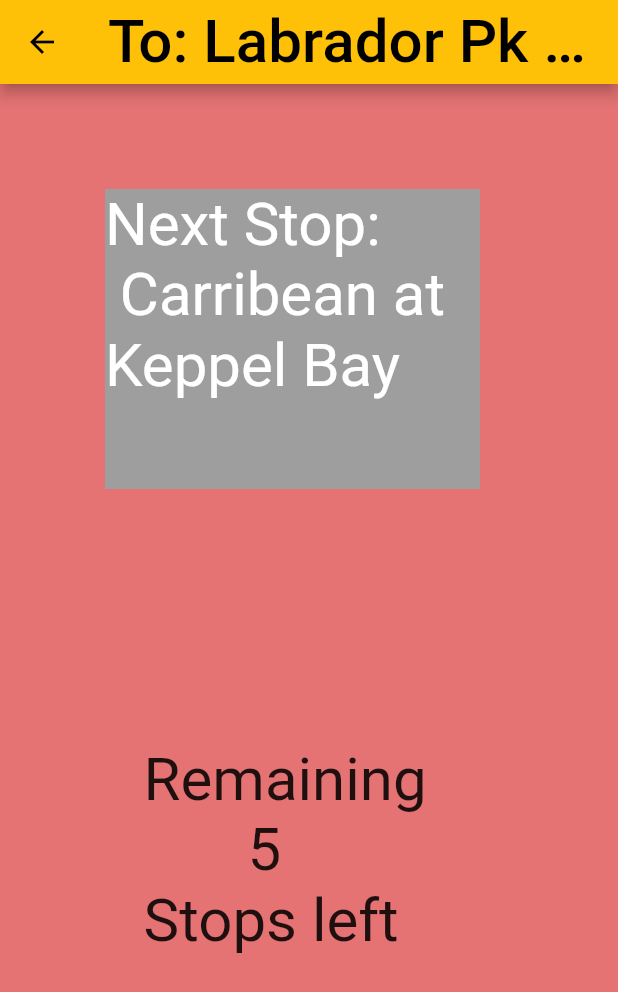
After one commit to yvette1/GI-G7-123, a Flutter app: the Onboard screen opened directly, on a phone screen of 412 x 824 dp. The commit adds this screen. Shown: the top 992 px of the screen. Run offline on Flutter 3.47's test engine with Material 2 defaults, Android fonts, the phone set to English and light mode, and no system bars.

Commit message:
Add files via upload

```diff
--- /dev/null
+++ b/lib/onboard.dart
@@ -0,0 +1,54 @@
+import 'package:flutter/material.dart';
+import 'alight.dart';
+class Onboard extends StatefulWidget {
+  const Onboard({super.key});
+
+  @override
+  State<Onboard> createState() => _OnboardState();
+}
+
+class _OnboardState extends State<Onboard> {
+  @override
+  Widget build(BuildContext context) {
+
+      return Scaffold(
+        backgroundColor: Colors.red[300],
+        appBar: AppBar(title: const Text(
+          'To: Labrador Pk Stn', style: TextStyle(fontSize: 40),)),
+        body: Column(
+            children: <Widget>[
+              Padding(
+                padding: const EdgeInsets.all(70.0),
+                child: Container(
+                    height:200,
+                    width:250,
+                    color:Colors.grey,
+                    child:Text(    "Next Stop: \n Carribean at Keppel Bay",style: TextStyle(color:Colors.white,fontSize: 40))
+                ),
+              ),
+              SizedBox(
+                height:30,
+              ),
+              Padding(
+                padding: const EdgeInsets.all(70.0),
+                child:
+                    InkWell(
+                      onTap: (){
+                        Navigator.push(
+                          context,
+                          MaterialPageRoute(builder: (context) => const AlightPage()),
+                        );
+                      },
+                child:
+                Container(
+
+                    child:Text("Remaining \n       5 \nStops left",style: TextStyle(fontSize: 40))
+                ),
+    ),
+              )
+            ]
+        ),
+      );
+
+  }
+}
```
Also changed, not shown: lib/alight.dart (+30 -26 lines), lib/board.dart (+42 -27 lines), lib/waiting.dart (+12 -0 lines).
